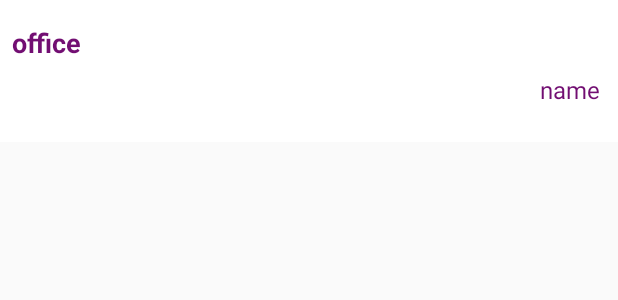
After one commit to annalbenson/KnowYourGovernment, an Android app: the layout official_list_row2.xml on its own in the app's theme, with its tools: preview values and no code run, on a phone screen of 412 x 824 dp. The commit adds this screen. Shown: the top 300 px of the screen. Run offline under Robolectric (Android 15) with nearby library versions, the phone set to English and light mode, and no system bars.

```diff
--- a/app/src/main/java/com/annabenson/knowyourgovernment/AsyncOfficialLoader.java
+++ b/app/src/main/java/com/annabenson/knowyourgovernment/AsyncOfficialLoader.java
@@ -65,20 +65,20 @@ public class AsyncOfficialLoader extends AsyncTask<String, Integer, String> {
             InputStream is = conn.getInputStream();
             BufferedReader reader = new BufferedReader((new InputStreamReader(is)));
 
-            Log.d(TAG, "doInBackground: A");
+            //Log.d(TAG, "doInBackground: A");
             String line;
             while ((line = reader.readLine()) != null) {
                 sb.append(line).append('\n');
             }
 
-            Log.d(TAG, "doInBackground: " + sb.toString());
+            //Log.d(TAG, "doInBackground: " + sb.toString());
 
         } catch (Exception e) {
             Log.e(TAG, "doInBackground: ", e);
             return null;
         }
 
-        Log.d(TAG, "doInBackground: " + sb.toString());
+        //Log.d(TAG, "doInBackground: " + sb.toString());
         Log.d(TAG, "doInBackground: returning");
         return sb.toString();
 
--- a/app/src/main/java/com/annabenson/knowyourgovernment/OfficialAdapter.java
+++ b/app/src/main/java/com/annabenson/knowyourgovernment/OfficialAdapter.java
@@ -29,7 +29,7 @@ public class OfficialAdapter extends RecyclerView.Adapter<OfficialViewHolder> {
     public OfficialViewHolder onCreateViewHolder(final ViewGroup parent, int viewType){
         Log.d(TAG, "onCreateViewHolder: Making New");
         View itemView = LayoutInflater.from(parent.getContext())
-                .inflate(R.layout.official_list_row, parent, false);
+                .inflate(R.layout.official_list_row2, parent, false);
 
         itemView.setOnClickListener(mainActivity);
         itemView.setOnLongClickListener(mainActivity);
--- a/app/src/main/res/layout/activity_main.xml
+++ b/app/src/main/res/layout/activity_main.xml
@@ -27,13 +27,14 @@
         android:layout_marginStart="8dp"
         android:layout_marginTop="8dp"
         android:background="@color/purple"
-        android:text="Location Data TBD"
         android:textAlignment="center"
         android:textColor="@android:color/white"
+        android:textSize="18sp"
+        android:textStyle="bold"
         app:layout_constraintBottom_toTopOf="@+id/recycler"
         app:layout_constraintEnd_toEndOf="parent"
         app:layout_constraintStart_toStartOf="parent"
         app:layout_constraintTop_toTopOf="parent"
-        tools:text="location zip goes here" />
+        tools:text="City, State ZIP" />
 
 </android.support.constraint.ConstraintLayout>
--- a/app/src/main/res/layout/activity_official.xml
+++ b/app/src/main/res/layout/activity_official.xml
@@ -86,8 +86,8 @@
 
             <ImageView
                 android:id="@+id/imageID"
-                android:layout_width="wrap_content"
-                android:layout_height="wrap_content"
+                android:layout_width="150dp"
+                android:layout_height="150dp"
                 android:layout_marginEnd="8dp"
                 android:layout_marginStart="8dp"
                 android:layout_marginTop="8dp"
--- a/app/src/main/res/layout/official_list_row.xml
+++ b/app/src/main/res/layout/official_list_row.xml
@@ -28,7 +28,6 @@
         app:layout_constraintEnd_toEndOf="parent"
         app:layout_constraintStart_toStartOf="parent"
         app:layout_constraintTop_toTopOf="parent">
-
 
         <android.support.constraint.ConstraintLayout
             android:layout_width="match_parent"
--- /dev/null
+++ b/app/src/main/res/layout/official_list_row2.xml
@@ -0,0 +1,46 @@
+<?xml version="1.0" encoding="utf-8"?>
+<android.support.constraint.ConstraintLayout xmlns:android="http://schemas.android.com/apk/res/android"
+    xmlns:app="http://schemas.android.com/apk/res-auto"
+    xmlns:tools="http://schemas.android.com/tools"
+    android:layout_width="match_parent"
+    android:layout_height="wrap_content"
+    android:background="@color/white"
+    android:clickable="true"
+    android:focusable="true"
+    android:orientation="vertical"
+    android:paddingBottom="8dp"
+    android:paddingTop="8dp">
+
+    <TextView
+        android:id="@+id/officeID"
+        android:layout_width="0dp"
+        android:layout_height="wrap_content"
+        android:layout_marginEnd="8dp"
+        android:layout_marginStart="8dp"
+        android:layout_marginTop="8dp"
+        android:textColor="@color/purple"
+        android:textSize="18sp"
+        android:textStyle="bold"
+        app:layout_constraintEnd_toEndOf="parent"
+        app:layout_constraintStart_toStartOf="parent"
+        app:layout_constraintTop_toTopOf="parent"
+        tools:text="office" />
+
+    <TextView
+        android:id="@+id/nameID"
+        android:layout_width="0dp"
+        android:layout_height="wrap_content"
+        android:layout_marginBottom="16dp"
+        android:layout_marginEnd="8dp"
+        android:layout_marginStart="8dp"
+        android:layout_marginTop="8dp"
+        android:textAlignment="textEnd"
+        android:textColor="@color/purple"
+        android:textSize="16sp"
+        app:layout_constraintBottom_toBottomOf="parent"
+        app:layout_constraintEnd_toEndOf="parent"
+        app:layout_constraintStart_toStartOf="parent"
+        app:layout_constraintTop_toBottomOf="@+id/officeID"
+        tools:text="name " />
+
+</android.support.constraint.ConstraintLayout>
--- a/app/src/main/res/values/colors.xml
+++ b/app/src/main/res/values/colors.xml
@@ -6,5 +6,6 @@
     <color name="darkBlue">#191970</color>
     <color name="darkRed">#800000</color>
     <color name="purple">#720e72</color>
+    <color name="white">#ffffff</color>
 
 </resources>
```
Also changed, not shown: app/src/main/java/com/annabenson/knowyourgovernment/MainActivity.java (+64 -22 lines), app/src/main/java/com/annabenson/knowyourgovernment/OfficialViewHolder.java (+4 -4 lines).
